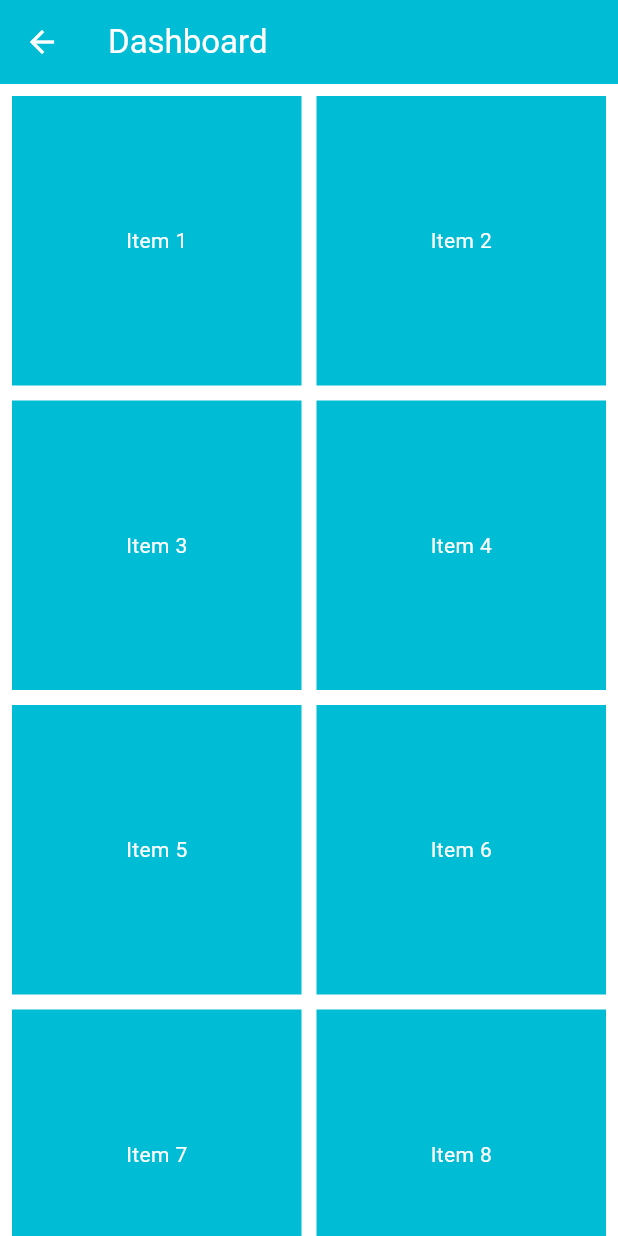
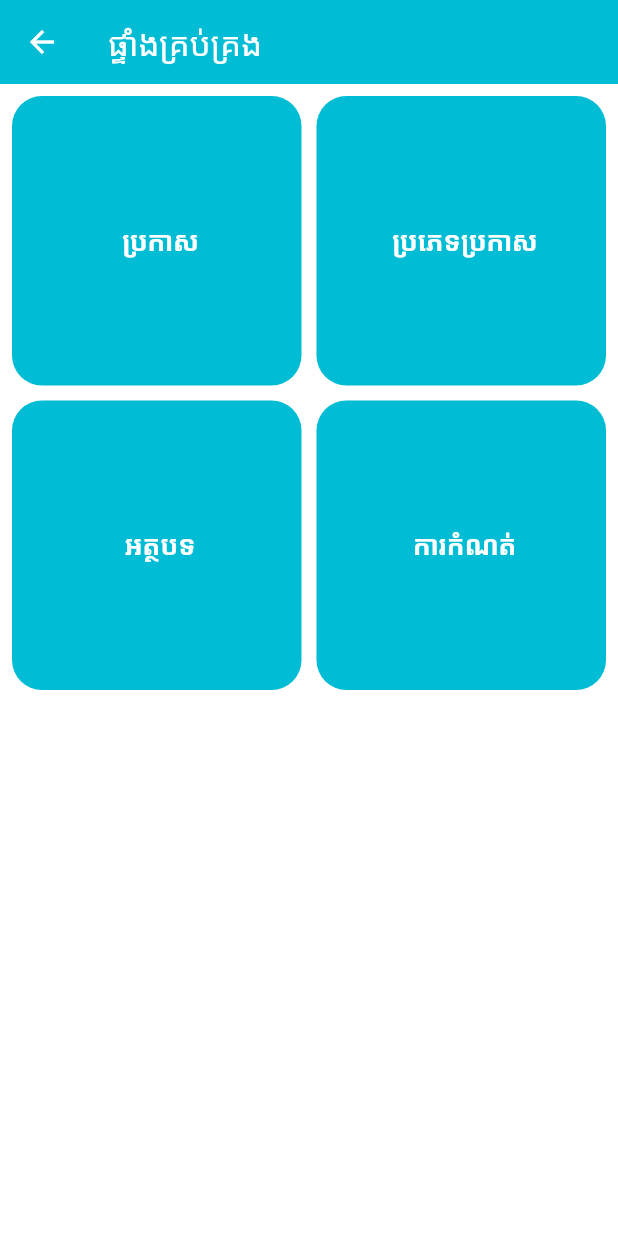
Before and after one commit to 302-mobile-programming-ii/getx_pattern_access_token_app, a Flutter app: the DashboardView screen opened by its route, on a phone screen of 412 x 824 dp. Run offline on Flutter 3.47's test engine with Material 3 defaults, Android fonts, the phone set to English and light mode, and no system bars; our stand-ins replace get, get_storage; accounts and stored records are empty.

Commit message:
feat: Implement code - Localization - Dynamic menu

```diff
--- a/lib/binding/initial_binding.dart
+++ b/lib/binding/initial_binding.dart
@@ -5,6 +5,7 @@ import 'package:getx_pattern_access_token_app/core/repositories/post_repository_
 import '../core/api/api_service.dart';
 import '../core/api/api_service_impl.dart';
 import '../features/admin/dashboard/dashboard_controller.dart';
+import '../features/admin/post/form/post_form_binding.dart';
 import '../features/auth/login/login_controller.dart';
 import '../features/home/home_controller.dart';
 import '../features/splash/splash_controller.dart';
@@ -17,6 +18,7 @@ class InitialBinding extends Bindings{
     Get.lazyPut(()=> SplashController());
     Get.lazyPut(() => HomeController());
     Get.lazyPut(()=> DashboardController());
+    Get.lazyPut(() => PostFormBinding());
     Get.lazyPut<ApiService>(()=>ApiServiceImpl(), fenix: true);
     Get.lazyPut<PostRepository>(()=> PostRepositoryImpl(),fenix: true);
   }
--- /dev/null
+++ b/lib/constants/constant_language.dart
@@ -0,0 +1,6 @@
+class ConstantLanguage {
+  ConstantLanguage._();
+  static final listPost = "listPost";
+  static final home = "home";
+  static final dashboard = "dashboard";
+}
--- /dev/null
+++ b/lib/constants/constants.dart
@@ -0,0 +1,7 @@
+class Constants {
+  Constants._();
+  static final String km = "km";
+  static final String KM = "KM";
+  static final String en = "en";
+  static final String US = "US";
+}
--- a/lib/features/admin/dashboard/dashboard_controller.dart
+++ b/lib/features/admin/dashboard/dashboard_controller.dart
@@ -1,5 +1,12 @@
 import 'package:get/get.dart';
+import 'package:getx_pattern_access_token_app/features/admin/dashboard/models/menu.dart';
 
-class DashboardController extends GetxController{
+class DashboardController extends GetxController {
+  var menus = <Menu>[].obs;
 
+  @override
+  void onInit() {
+    menus.value = Menu.getAllMenus();
+    super.onInit();
+  }
 }
--- a/lib/features/admin/dashboard/dashboard_view.dart
+++ b/lib/features/admin/dashboard/dashboard_view.dart
@@ -1,17 +1,22 @@
 import 'package:flutter/material.dart';
+import 'package:get/get.dart';
+import 'package:getx_pattern_access_token_app/constants/constants.dart';
+import 'package:getx_pattern_access_token_app/features/admin/dashboard/dashboard_controller.dart';
+import 'package:getx_pattern_access_token_app/features/admin/dashboard/models/menu.dart';
+import 'package:getx_pattern_access_token_app/routes/route_name.dart';
 import 'package:getx_pattern_access_token_app/widgets/app_bar_custom_widget.dart';
 
-class DashboardView extends StatelessWidget {
+import '../../../constants/constant_language.dart';
+
+class DashboardView extends GetView<DashboardController> {
   const DashboardView({super.key});
 
   @override
   Widget build(BuildContext context) {
-    List<String> menus = [];
+    return Obx(() {
       return Scaffold(
         backgroundColor: Colors.white,
-      appBar: AppBarCustomWidget(
-        title: "Dashboard",
-      ),
+        appBar: AppBarCustomWidget(title: ConstantLanguage.dashboard.tr),
         body: SingleChildScrollView(
           child: Container(
             width: double.infinity,
@@ -21,32 +26,50 @@ class DashboardView extends StatelessWidget {
                 Padding(
                   padding: const EdgeInsets.all(8.0),
                   child: GridView.builder(
-                  itemCount: 20,
+                    itemCount: controller.menus.length,
                     shrinkWrap: true,
                     physics: const NeverScrollableScrollPhysics(),
-                  gridDelegate: const SliverGridDelegateWithFixedCrossAxisCount(
+                    gridDelegate:
+                        const SliverGridDelegateWithFixedCrossAxisCount(
                           crossAxisCount: 2,
                           crossAxisSpacing: 10,
                           mainAxisSpacing: 10,
                           childAspectRatio: 1,
                         ),
                     itemBuilder: (context, index) {
-                    return Container(
+                      var menu = controller.menus[index];
+                      return GestureDetector(
+                        onTap: () {
+                          Get.toNamed(menu.routeName??"");
+                        },
+                        child: Container(
                           width: double.infinity,
                           decoration: BoxDecoration(
-                        color: Colors.cyan
+                            color: Colors.cyan,
+                            borderRadius: BorderRadius.all(Radius.circular(20)),
                           ),
                           child: Center(
-                        child: Text('Item ${index + 1}', style: TextStyle(color: Colors.white),),
+                            child: Text(
+                              Get.locale?.languageCode == Constants.km
+                                  ? ' ${menu.nameKh}'
+                                  : ' ${menu.name}',
+                              style: TextStyle(
+                                color: Colors.white,
+                                fontSize: 18,
+                                fontWeight: FontWeight.w700,
+                              ),
+                            ),
+                          ),
                         ),
                       );
                     },
                   ),
-              )
+                ),
               ],
             ),
           ),
         ),
       );
+    });
   }
 }
--- /dev/null
+++ b/lib/features/admin/dashboard/models/menu.dart
@@ -0,0 +1,24 @@
+import 'package:getx_pattern_access_token_app/routes/route_name.dart';
+
+class Menu {
+  int? id;
+  String? name;
+  String? nameKh;
+  String? routeName;
+
+  Menu({this.id, this.name, this.nameKh, this.routeName});
+
+  static List<Menu> getAllMenus() {
+    return [
+      Menu(
+        id: 1,
+        name: "Posts",
+        nameKh: "ប្រកាស",
+        routeName: RouteName.adminPost,
+      ),
+      Menu(id: 2, name: "Post Category", nameKh: "ប្រភេទប្រកាស"),
+      Menu(id: 3, name: "Articles", nameKh: "អត្ថបទ"),
+      Menu(id: 4, name: "Settings", nameKh: "ការកំណត់"),
+    ];
+  }
+}
--- /dev/null
+++ b/lib/features/admin/post/form/post_form_binding.dart
@@ -0,0 +1,11 @@
+import 'package:get/get.dart';
+import 'package:getx_pattern_access_token_app/features/admin/post/list/post_controller.dart';
+import 'package:getx_pattern_access_token_app/features/home/home_controller.dart';
+
+class PostFormBinding extends Bindings {
+  @override
+  void dependencies() {
+    // TODO: implement dependencies
+    Get.lazyPut(() => PostFormBinding());
+  }
+}
--- a/lib/features/admin/post/post_binding.dart
+++ b/lib/features/admin/post/list/post_binding.dart
@@ -1,10 +1,11 @@
 import 'package:get/get.dart';
+import 'package:getx_pattern_access_token_app/features/admin/post/list/post_controller.dart';
 import 'package:getx_pattern_access_token_app/features/home/home_controller.dart';
 
 class PostBinding extends Bindings {
   @override
   void dependencies() {
     // TODO: implement dependencies
-    Get.lazyPut(() => HomeController());
+    Get.lazyPut(() => PostController());
   }
 }
--- /dev/null
+++ b/lib/localization/messages.dart
@@ -0,0 +1,19 @@
+import 'package:get/get.dart';
+
+import '../constants/constant_language.dart';
+
+class Messages extends Translations {
+  @override
+  Map<String, Map<String, String>> get keys => {
+    'en_US': {
+      ConstantLanguage.listPost: 'List Post',
+      ConstantLanguage.home: 'Home',
+      ConstantLanguage.dashboard: 'Dashboard',
+    },
+    'km_KM': {
+      ConstantLanguage.listPost: 'ប្រកាសបញ្ជី',
+      ConstantLanguage.home: 'ទំព័រដើម',
+      ConstantLanguage.dashboard: 'ផ្ទាំងគ្រប់គ្រង',
+    },
+  };
+}
--- a/lib/main.dart
+++ b/lib/main.dart
@@ -4,6 +4,8 @@ import 'package:get/get_navigation/src/root/get_material_app.dart';
 import 'package:get_storage/get_storage.dart';
 import 'package:getx_pattern_access_token_app/binding/initial_binding.dart';
 import 'package:getx_pattern_access_token_app/routes/routes.dart';
+
+import 'localization/messages.dart';
 
 Future<void> main() async {
   await GetStorage.init();
@@ -17,6 +19,9 @@ class MyApp extends StatelessWidget {
   @override
   Widget build(BuildContext context) {
     return GetMaterialApp(
+      translations: Messages(), // your translations
+      locale: Locale('km', 'KM'), // translations will be displayed in that locale
+      fallbackLocale: Locale('km', 'KM'), // specify the fallback locale in case an invalid locale is selected.
       initialBinding: InitialBinding(),
       title: 'Getx Design Pattern',
       theme: ThemeData(
--- a/lib/routes/route_name.dart
+++ b/lib/routes/route_name.dart
@@ -5,4 +5,5 @@ class RouteName {
   static final String login = "/login";
   static final String adminDashboard = "/admin/dashboard";
   static final String adminPost = "/admin/posts";
+  static final String adminPostForm = "/admin/posts/form";
 }
```
Also changed, not shown: lib/features/admin/post/form/post_form_controller.dart (added, +11 -0 lines), lib/features/admin/post/form/post_form_view.dart (added, +19 -0 lines), lib/features/admin/post/list/post_view.dart (renamed from lib/features/admin/post/post_view.dart, +12 -12 lines), lib/features/home/home_controller.dart (+11 -3 lines), lib/features/home/home_view.dart (+13 -3 lines), lib/routes/routes.dart (+5 -2 lines), lib/widgets/loading_widget.dart (added, +15 -0 lines), lib/features/admin/post/list/post_controller.dart (renamed from lib/features/admin/post/post_controller.dart). Lines whose indentation alone changed are shown as unchanged.
